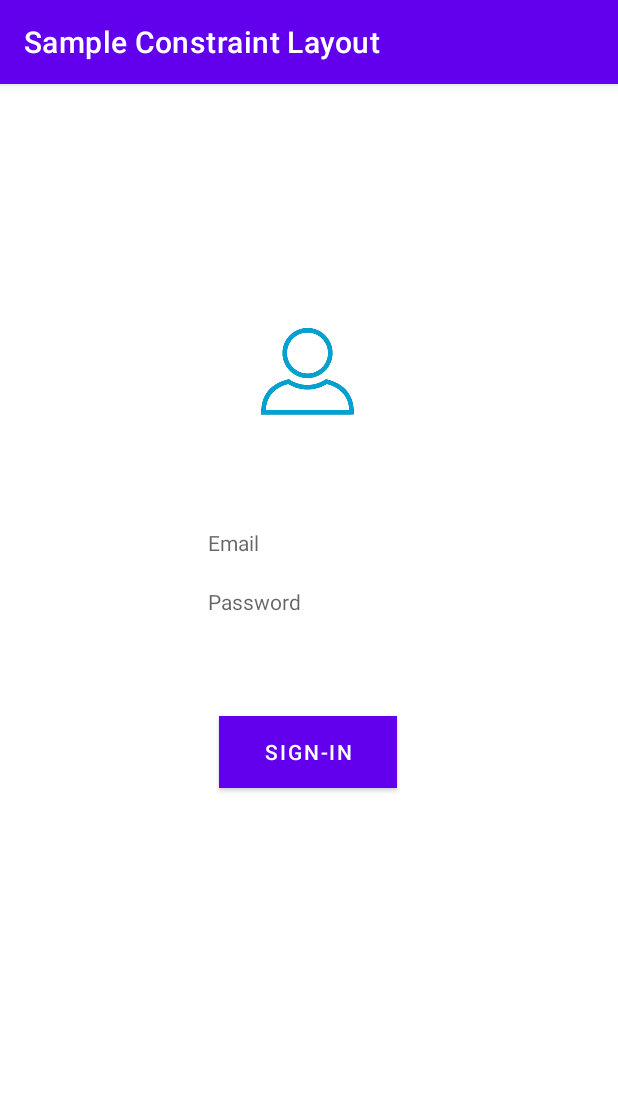
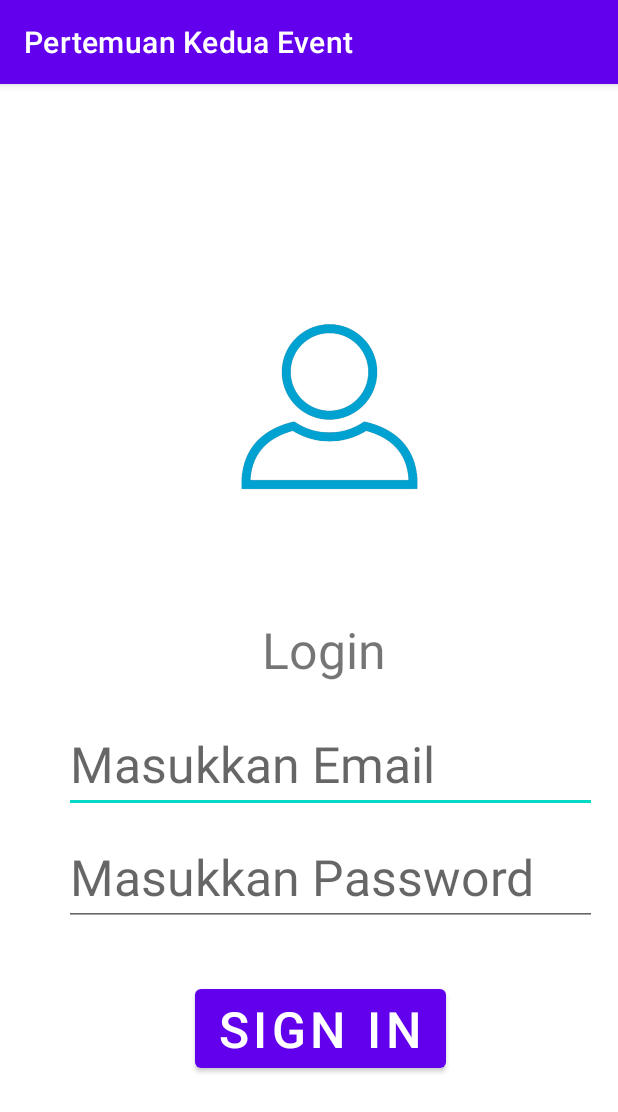
Before and after one commit to febriyantiazahra/Even_Button_Onclick_Listener, an Android app: the screen it shows after launch (MainActivity), on a phone screen of 412 x 824 dp. Shown: the top 1112 px of the screen. Run offline under Robolectric (Android 15) with nearby library versions, the phone set to English and light mode, and no system bars.

Commit message:
Activity PAM

```diff
--- a/app/src/main/java/com/example/sampleconstraintlayout/MainActivity.java
+++ b/app/src/main/java/com/example/sampleconstraintlayout/MainActivity.java
@@ -2,13 +2,63 @@ package com.example.sampleconstraintlayout;
 
 import androidx.appcompat.app.AppCompatActivity;
 
+import android.content.Intent;
 import android.os.Bundle;
+import android.view.View;
+import android.widget.Button;
+import android.widget.EditText;
+import android.widget.Toast;
 
 public class MainActivity extends AppCompatActivity {
+    //Deklarasi variabel untuk button
+    Button btnLogin;
+
+    //Deklarasi variabel untuk EditText
+    EditText edemail, edpassword;
+
+    //Deklarasi variabel untuk menyimpan email dan password
+    String nama, password;
+    String correct_edemail = "febriyanti@gmail.com";
+    String correct_edpassword = "behappy";
 
     @Override
     protected void onCreate(Bundle savedInstanceState) {
         super.onCreate(savedInstanceState);
         setContentView(R.layout.activity_main);
+
+        //Menghubungkan variabel btnLogin dengan componen button pada layout
+        btnLogin=findViewById(R.id.btSignIn);
+
+        //Menghubungkan variabel edemail dengan componen button pada layout
+        edemail=findViewById(R.id.edEmail);
+
+        //Menghubungkan variabel edPassword dengan componen button pada layout
+        edpassword=findViewById(R.id.edPassword);
+
+        //Membuat fungsi onclick pada button btnLogin
+        btnLogin.setOnClickListener(new View.OnClickListener() {
+            @Override
+            public void onClick(View view) {
+                //Menyimpan input user di edittext email kedalam variabel nama
+                nama = edemail.getText().toString();
+
+                //Menyimpan input user di edittext password kedalam variabel password
+                password = edpassword.getText().toString();
+
+                //Membuat validasi Login inputan user
+                if(nama.equals(correct_edemail) && (password.equals(correct_edpassword))){
+                    Toast.makeText(getApplicationContext(), "Login Sukses", Toast.LENGTH_SHORT).show();
+                }
+                else if (nama.equals(correct_edemail)){
+                    Toast.makeText(getApplicationContext(), "Password Salah", Toast.LENGTH_SHORT).show();
+                }
+                else if (password.equals(correct_edpassword)){
+                    Toast.makeText(getApplicationContext(), "Email Salah", Toast.LENGTH_SHORT).show();
+                }
+                else{
+                    Toast.makeText(getApplicationContext(), "Email dan Password Salah", Toast.LENGTH_SHORT).show();
+                }
+            }
+        });
     }
 }
--- a/app/src/main/res/layout/activity_main.xml
+++ b/app/src/main/res/layout/activity_main.xml
@@ -8,71 +8,70 @@
 
     <ImageView
         android:id="@+id/imageView5"
-        android:layout_width="146dp"
-        android:layout_height="100dp"
-        android:layout_marginLeft="16dp"
-        android:layout_marginRight="16dp"
+        android:layout_width="190dp"
+        android:layout_height="196dp"
         app:layout_constraintBottom_toBottomOf="parent"
-        app:layout_constraintHorizontal_bias="0.497"
-        app:layout_constraintLeft_toLeftOf="parent"
-        app:layout_constraintRight_toRightOf="parent"
+        app:layout_constraintEnd_toEndOf="parent"
+        app:layout_constraintHorizontal_bias="0.561"
+        app:layout_constraintStart_toStartOf="parent"
         app:layout_constraintTop_toTopOf="parent"
-        app:layout_constraintVertical_bias="0.223"
+        app:layout_constraintVertical_bias="0.228"
         app:srcCompat="@drawable/login" />
 
-    <TextView
-        android:id="@+id/editText"
+    <EditText
+        android:id="@+id/edEmail"
+        android:layout_width="355dp"
+        android:layout_height="wrap_content"
+        app:layout_constraintStart_toStartOf="parent"
+        app:layout_constraintEnd_toEndOf="parent"
+        app:layout_constraintTop_toTopOf="parent"
+        app:layout_constraintBottom_toBottomOf="parent"
+        app:layout_constraintVertical_bias="0.599"
+        app:layout_constraintHorizontal_bias="0.75"
+        android:ems="10"
+        android:hint="@string/eEmail"
+        android:inputType="textPersonName"
+        android:textSize="15pt" />
+
+    <EditText
+        android:id="@+id/edPassword"
+        android:layout_width="355dp"
+        android:layout_height="wrap_content"
+        app:layout_constraintStart_toStartOf="parent"
+        app:layout_constraintEnd_toEndOf="parent"
+        app:layout_constraintTop_toTopOf="parent"
+        app:layout_constraintBottom_toBottomOf="parent"
+        app:layout_constraintVertical_bias="0.706"
+        app:layout_constraintHorizontal_bias="0.75"
+        android:ems="10"
+        android:hint="@string/ePassword"
+        android:inputType="textPassword"
+        android:textSize="15pt" />
+
+    <Button
+        android:id="@+id/btSignIn"
         android:layout_width="wrap_content"
         android:layout_height="wrap_content"
-        android:layout_marginLeft="16dp"
-        android:layout_marginRight="16dp"
-        android:background="#ffffff"
-        android:ems="10"
-        android:hint="@string/tEmail"
-        android:inputType="textPersonName"
-        android:padding="12dp"
+        app:layout_constraintStart_toStartOf="parent"
+        app:layout_constraintEnd_toEndOf="parent"
+        app:layout_constraintTop_toTopOf="parent"
         app:layout_constraintBottom_toBottomOf="parent"
-        app:layout_constraintHorizontal_bias="0.502"
-        app:layout_constraintLeft_toLeftOf="parent"
-        app:layout_constraintRight_toRightOf="parent"
-        app:layout_constraintTop_toTopOf="parent"
-        app:layout_constraintVertical_bias="0.392"
-        android:importantForAutofill="no" />
+        app:layout_constraintVertical_bias="0.849"
+        app:layout_constraintHorizontal_bias="0.531"
+        android:text="@string/bSignIn"
+        android:textSize="15pt" />
 
     <TextView
-        android:id="@+id/editText2"
+        android:id="@+id/eLogin"
         android:layout_width="wrap_content"
         android:layout_height="wrap_content"
-        android:layout_marginLeft="16dp"
-        android:layout_marginRight="16dp"
-        android:background="#ffffff"
-        android:ems="10"
-        android:hint="@string/tPassword"
-        android:inputType="textPassword"
-        android:padding="12dp"
+        app:layout_constraintStart_toStartOf="parent"
+        app:layout_constraintEnd_toEndOf="parent"
+        app:layout_constraintTop_toTopOf="parent"
         app:layout_constraintBottom_toBottomOf="parent"
-        app:layout_constraintHorizontal_bias="0.502"
-        app:layout_constraintLeft_toLeftOf="parent"
-        app:layout_constraintRight_toRightOf="parent"
-        app:layout_constraintTop_toTopOf="parent"
-        app:layout_constraintVertical_bias="0.446"
-        android:importantForAutofill="no" />
-
-    <Button
-        android:id="@+id/button2"
-        android:layout_width="wrap_content"
-        android:layout_height="wrap_content"
-        android:layout_marginLeft="16dp"
-        android:layout_marginRight="16dp"
-        android:background="#00773F"
-        android:paddingLeft="30dp"
-        android:paddingRight="30dp"
-        android:text="@string/bsignin"
-        app:layout_constraintBottom_toBottomOf="parent"
-        app:layout_constraintHorizontal_bias="0.498"
-        app:layout_constraintLeft_toLeftOf="parent"
-        app:layout_constraintRight_toRightOf="parent"
-        app:layout_constraintTop_toTopOf="parent"
-        app:layout_constraintVertical_bias="0.585" />
+        app:layout_constraintVertical_bias="0.490"
+        app:layout_constraintHorizontal_bias="0.531"
+        android:text="@string/eLogin"
+        android:textSize="15pt" />
 
 </androidx.constraintlayout.widget.ConstraintLayout>
--- a/app/src/main/res/values/strings.xml
+++ b/app/src/main/res/values/strings.xml
@@ -1,6 +1,7 @@
 <resources>
-    <string name="app_name">Sample Constraint Layout</string>
-    <string name="tEmail">Email</string>
-    <string name="tPassword">Password</string>
-    <string name="bsignin">Sign-In</string>
+    <string name="app_name">Pertemuan Kedua Event</string>
+    <string name="eLogin">Login</string>
+    <string name="eEmail">Masukkan Email</string>
+    <string name="ePassword">Masukkan Password</string>
+    <string name="bSignIn">Sign In</string>
 </resources>
```
